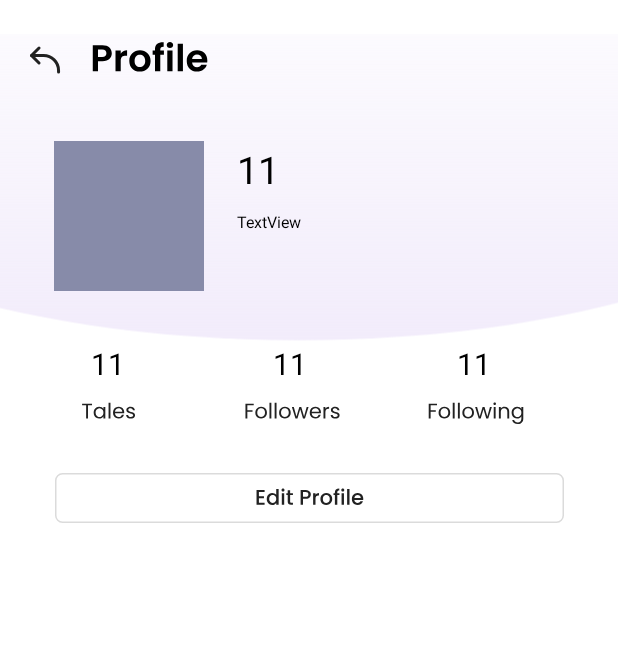
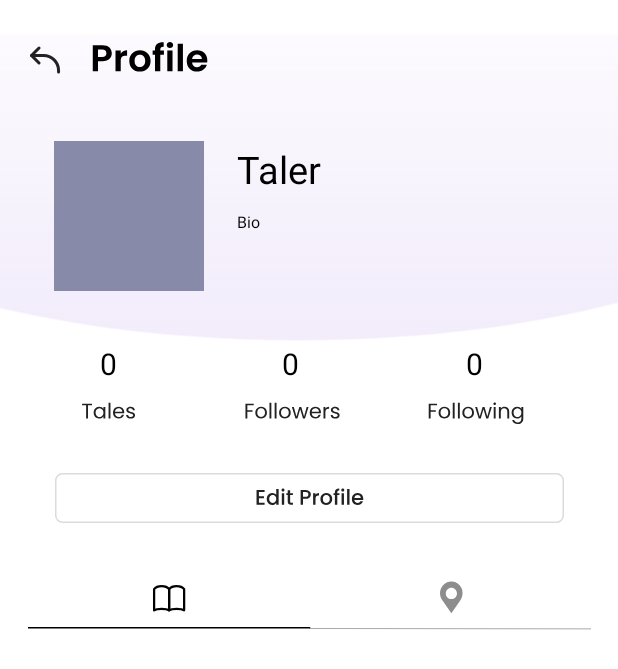
Before and after one commit to emilywnwong/hackust-sudo-coders, an Android app: the layout activity_profile.xml on its own in the app's theme, with its tools: preview values and no code run, on a phone screen of 412 x 824 dp. Shown: the top 669 px of the screen. Run offline under Robolectric (Android 15) with nearby library versions, the phone set to English and light mode, and no system bars; network calls fail.

Commit message:
TalePlayer V1.0.

```diff
--- a/TaleUs APP/app/src/main/AndroidManifest.xml
+++ b/TaleUs APP/app/src/main/AndroidManifest.xml
@@ -38,7 +38,8 @@
         android:networkSecurityConfig="@xml/network_security_config"
         android:roundIcon="@drawable/ic_app_logo2"
         android:supportsRtl="true"
-        android:theme="@style/Theme.TestMap">
+        android:theme="@style/Theme.TestMap"
+        android:requestLegacyExternalStorage="true">
 
         <activity
             android:name=".talePlayer"
--- a/TaleUs APP/app/src/main/java/com/example/testmap/RegisterActivity.java
+++ b/TaleUs APP/app/src/main/java/com/example/testmap/RegisterActivity.java
@@ -149,7 +149,7 @@ public class RegisterActivity extends AppCompatActivity {
                     imageBitmap = (Bitmap) BitmapFactory.decodeStream(iconStream);
                 }
                 ByteArrayOutputStream byteArrayOutputStream = new ByteArrayOutputStream();
-                imageBitmap.compress(Bitmap.CompressFormat.PNG, 100, byteArrayOutputStream);
+                imageBitmap.compress(Bitmap.CompressFormat.PNG, 20, byteArrayOutputStream);
                 byte[] byteArray = byteArrayOutputStream.toByteArray();
                 icon = Base64.encodeToString(byteArray, Base64.DEFAULT);
                 ImageView imageView = (ImageView) findViewById(R.id.uploadIconButton);
--- /dev/null
+++ b/TaleUs APP/app/src/main/res/drawable/ic_profile_bar.xml
@@ -0,0 +1,39 @@
+<vector xmlns:android="http://schemas.android.com/apk/res/android"
+    android:width="375dp"
+    android:height="41dp"
+    android:viewportWidth="375"
+    android:viewportHeight="41">
+  <path
+      android:pathData="M187.5,0h188v40h-188z"
+      android:fillColor="#ffffff"/>
+  <path
+      android:pathData="M282.295,9.005C282.197,9 282.1,9 282.002,9C281.904,9 281.806,9 281.709,9.005C275.751,9.209 272.463,16.164 275.885,21.13L279.1,25.798L281.997,30L284.893,25.798L288.109,21.13C291.541,16.164 288.253,9.209 282.295,9.005ZM282.002,20.575C279.949,20.575 278.287,18.885 278.287,16.797C278.287,14.709 279.949,13.019 282.002,13.019C284.055,13.019 285.717,14.709 285.717,16.797C285.717,18.885 284.055,20.575 282.002,20.575Z"
+      android:fillColor="#8D8D8D"/>
+  <path
+      android:pathData="M187.5,40L375.5,40.25"
+      android:strokeWidth="0.5"
+      android:fillColor="#00000000"
+      android:strokeColor="#8D8D8D"/>
+  <path
+      android:pathData="M0,0h188v40h-188z"
+      android:fillColor="#ffffff"/>
+  <path
+      android:strokeWidth="1"
+      android:pathData="M0,39.5L188,39.5"
+      android:fillColor="#00000000"
+      android:strokeColor="#000000"/>
+  <path
+      android:pathData="M84,14C84,14 85.5,12 89,12C92.5,12 94,14 94,14V28C94,28 92.5,27 89,27C85.5,27 84,28 84,28V14Z"
+      android:strokeLineJoin="round"
+      android:strokeWidth="1.5"
+      android:fillColor="#00000000"
+      android:strokeColor="#000000"
+      android:strokeLineCap="round"/>
+  <path
+      android:pathData="M94,14C94,14 95.5,12 99,12C102.5,12 104,14 104,14V28C104,28 102.5,27 99,27C95.5,27 94,28 94,28V14Z"
+      android:strokeLineJoin="round"
+      android:strokeWidth="1.5"
+      android:fillColor="#00000000"
+      android:strokeColor="#000000"
+      android:strokeLineCap="round"/>
+</vector>
--- a/TaleUs APP/app/src/main/res/layout/activity_profile.xml
+++ b/TaleUs APP/app/src/main/res/layout/activity_profile.xml
@@ -26,9 +26,11 @@
         android:layout_width="match_parent"
         android:layout_height="wrap_content"
         app:layout_constraintEnd_toEndOf="parent"
+        app:layout_constraintHorizontal_bias="0.0"
         app:layout_constraintStart_toStartOf="parent"
         app:layout_constraintTop_toTopOf="parent"
         app:srcCompat="@drawable/ic_ellipse" />
+
     <ImageView
         android:id="@+id/icon_view"
         android:layout_width="100dp"
@@ -47,9 +49,9 @@
         android:layout_height="37dp"
         android:layout_marginStart="22dp"
         android:layout_marginTop="33dp"
+        android:text="Taler"
         android:textColor="#000"
         android:textSize="25dp"
-        android:text="11"
         app:layout_constraintStart_toEndOf="@+id/icon_view"
         app:layout_constraintTop_toBottomOf="@+id/profile_back" />
 
@@ -59,9 +61,9 @@
         android:layout_height="41dp"
         android:layout_marginStart="61dp"
         android:layout_marginTop="28dp"
+        android:gravity="center"
+        android:text="0"
         android:textColor="#000"
-        android:gravity="center"
-        android:text="11"
         android:textSize="20dp"
         app:layout_constraintStart_toEndOf="@+id/tales_text"
         app:layout_constraintTop_toBottomOf="@+id/icon_view" />
@@ -73,9 +75,9 @@
         android:layout_marginStart="61dp"
         android:layout_marginTop="28dp"
         android:gravity="center"
-        android:text="11"
+        android:text="0"
+        android:textColor="#000"
         android:textSize="20dp"
-        android:textColor="#000"
         app:layout_constraintEnd_toEndOf="parent"
         app:layout_constraintHorizontal_bias="0.018"
         app:layout_constraintStart_toEndOf="@+id/follower_text"
@@ -88,9 +90,9 @@
         android:layout_marginStart="42dp"
         android:layout_marginTop="28dp"
         android:gravity="center"
-        android:text="11"
+        android:text="0"
+        android:textColor="#000"
         android:textSize="20dp"
-        android:textColor="#000"
         app:layout_constraintStart_toStartOf="parent"
         app:layout_constraintTop_toBottomOf="@+id/icon_view" />
 
@@ -119,9 +121,9 @@
         android:layout_height="54dp"
         android:layout_marginStart="22dp"
         android:layout_marginTop="8dp"
-        android:text="TextView"
+        android:text="Bio"
+        android:textColor="#000"
         android:textSize="10.5sp"
-        android:textColor="#000"
         app:layout_constraintStart_toEndOf="@+id/icon_view"
         app:layout_constraintTop_toBottomOf="@+id/username_text" />
 
@@ -152,5 +154,36 @@
         app:layout_constraintTop_toBottomOf="@+id/tales_text"
         app:srcCompat="@drawable/ic_tales" />
 
+    <ImageView
+        android:id="@+id/profile_bar"
+        android:layout_width="wrap_content"
+        android:layout_height="wrap_content"
+        android:layout_marginTop="30dp"
+        app:layout_constraintEnd_toEndOf="parent"
+        app:layout_constraintStart_toStartOf="parent"
+        app:layout_constraintTop_toBottomOf="@+id/edit_prodile"
+        app:srcCompat="@drawable/ic_profile_bar" />
+
+    <ScrollView
+        android:layout_width="350dp"
+        android:layout_height="350dp"
+        app:layout_constraintEnd_toEndOf="parent"
+        app:layout_constraintStart_toStartOf="parent"
+        app:layout_constraintTop_toBottomOf="@+id/profile_bar"
+        android:fillViewport="true"
+        android:paddingBottom="80dp"
+        >
+
+        <LinearLayout
+            android:id="@+id/history"
+            android:layout_height="match_parent"
+            android:layout_width="match_parent"
+            android:orientation="vertical"
+            android:gravity="center_horizontal"
+            >
+
+        </LinearLayout>
+    </ScrollView>
+
 
 </androidx.constraintlayout.widget.ConstraintLayout>
--- a/TaleUs APP/app/src/main/res/layout/activity_register.xml
+++ b/TaleUs APP/app/src/main/res/layout/activity_register.xml
@@ -37,7 +37,7 @@
         android:id="@+id/uploadIconButton"
         android:layout_width="154dp"
         android:layout_height="154dp"
-        android:layout_marginTop="38dp"
+        android:layout_marginTop="50dp"
         android:contentDescription="Icon photo"
         app:layout_constraintEnd_toEndOf="parent"
         app:layout_constraintHorizontal_bias="0.497"
@@ -103,7 +103,7 @@
         android:layout_width="wrap_content"
         android:layout_height="wrap_content"
 
-        android:layout_marginTop="61dp"
+        android:layout_marginTop="50dp"
         app:layout_constraintEnd_toEndOf="parent"
         app:layout_constraintHorizontal_bias="0.495"
         app:layout_constraintStart_toStartOf="parent"
--- a/TaleUs APP/app/src/main/res/layout/activity_tale_player.xml
+++ b/TaleUs APP/app/src/main/res/layout/activity_tale_player.xml
@@ -35,6 +35,7 @@
         android:layout_height="wrap_content"
         android:text="StoryTaler"
         android:textSize="14dp"
+        android:gravity="center"
         app:layout_constraintEnd_toEndOf="parent"
         app:layout_constraintStart_toStartOf="parent"
         app:layout_constraintTop_toBottomOf="@+id/player_title" />
```
Also changed, not shown: TaleUs APP/app/src/main/java/com/example/testmap/CreateTaleActivity.java (+12 -21 lines), TaleUs APP/app/src/main/java/com/example/testmap/MapsActivity.java (+10 -0 lines), TaleUs APP/app/src/main/java/com/example/testmap/ProfileActivity.java (+64 -5 lines), TaleUs APP/app/src/main/res/drawable/ic_profile_history.xml (added, +21 -0 lines), TaleUs APP/app/src/main/res/drawable/ic_record_play.xml (added, +31 -0 lines), TaleUs APP/app/src/main/res/layout/profile_record.xml (added, +68 -0 lines).
